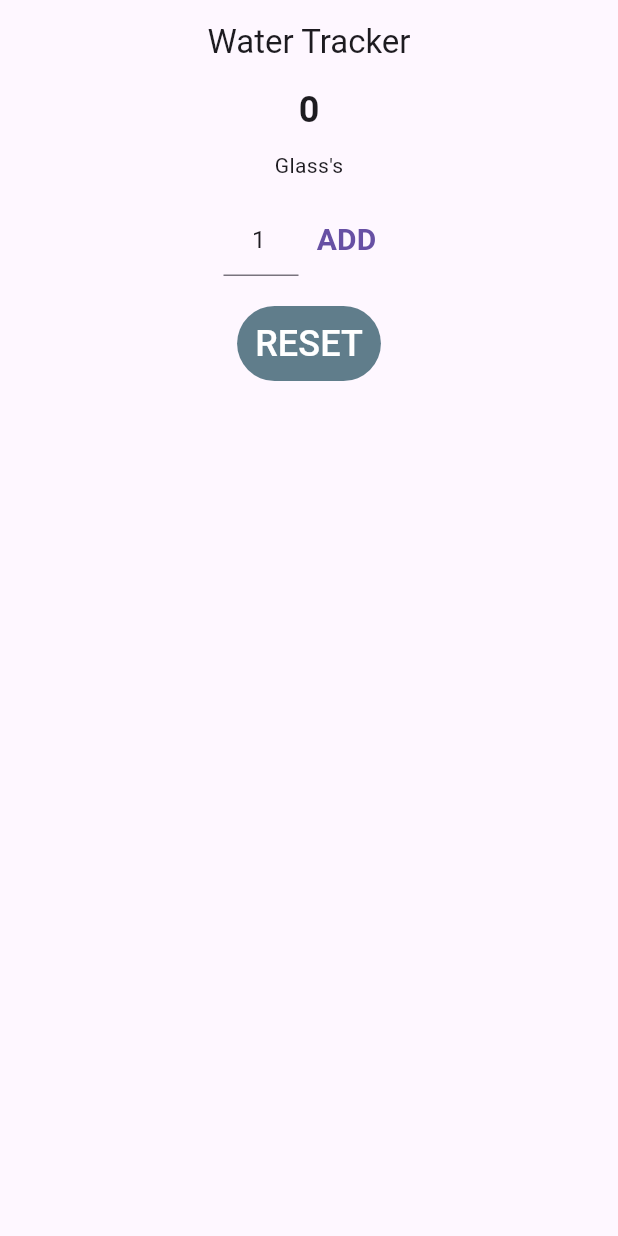
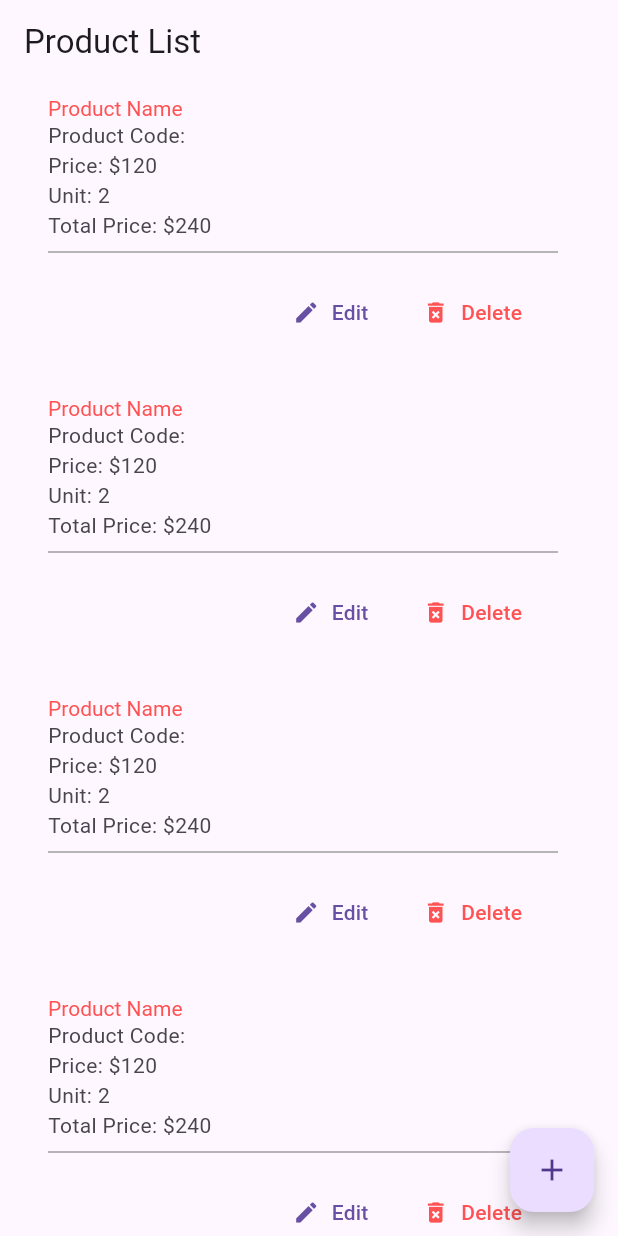
Before and after one commit to farshidalamevan/ostad_flutter_seven_flutter, a Flutter app: the screen it shows after launch, on a phone screen of 412 x 824 dp. Run offline on Flutter 3.47's test engine with Material 3 defaults, Android fonts, the light colour scheme and no system bars.

Commit message:
/// CRUD app UI

```diff
--- a/lib/app.dart
+++ b/lib/app.dart
@@ -1,13 +1,14 @@
 import 'package:flutter/material.dart';
-import 'package:ostad_flutter_seven_flutter/home_Screen.dart';
 
-class Module13Class1 extends StatelessWidget {
-  const Module13Class1({super.key});
+import 'product_list_screen.dart';
+
+class Module13Class3 extends StatelessWidget {
+  const Module13Class3({super.key});
 
   @override
   Widget build(BuildContext context) {
-    return MaterialApp(
-      home: HomeScreen(),
+    return const MaterialApp(
+      home: ProductListScreen(),
     );
   }
 }
--- a/lib/home_Screen.dart
+++ /dev/null
@@ -1,147 +0,0 @@
-import 'package:flutter/material.dart';
-
-class HomeScreen extends StatefulWidget {
-  const HomeScreen({super.key});
-
-  @override
-  State<HomeScreen> createState() => _HomeScreenState();
-}
-
-class _HomeScreenState extends State<HomeScreen> {
-  final TextEditingController _glassNoAddTEController =
-      TextEditingController(text: '1');
-
-  List<WaterTracker> waterTrackerList = [];
-
-  @override
-  Widget build(BuildContext context) {
-    return Scaffold(
-      appBar: AppBar(
-        title: const Text('Water Tracker'),
-        centerTitle: true,
-      ),
-      body: Column(
-        crossAxisAlignment: CrossAxisAlignment.center,
-        children: [
-          _buildWaterTrackerCounter(),
-          Expanded(
-            child: _buildWaterTrackerListView(),
-          ),
-        ],
-      ),
-    );
-  }
-
-  Widget _buildWaterTrackerListView() {
-    return ListView.separated(
-      itemCount: waterTrackerList.length,
-      itemBuilder: (context, index) {
-        final WaterTracker waterTracker = waterTrackerList[index];
-        return ListTile(
-          title: Text(
-              '${waterTracker.dateTime.hour}:${waterTracker.dateTime.minute}'),
-          subtitle: Text(
-              '${waterTracker.dateTime.day}-${waterTracker.dateTime.month}-${waterTracker.dateTime.year}'),
-          leading: CircleAvatar(child: Text('${waterTracker.noOfGlass}')),
-          trailing: IconButton(
-            onPressed: () => _onTapDeleteButton(index),
-            icon: const Icon(Icons.delete),
-          ),
-        );
-      },
-      separatorBuilder: (context, index) {
-        return const Divider();
-      },
-    );
-  }
-
-  Widget _buildWaterTrackerCounter() {
-    return Column(
-      children: [
-        Text(
-          getTotalGlassCount().toString(),
-          style: const TextStyle(
-            fontSize: 24,
-            fontWeight: FontWeight.bold,
-          ),
-        ),
-        const SizedBox(height: 10),
-        const Text("Glass's"),
-        const SizedBox(height: 16),
-        Row(
-          mainAxisAlignment: MainAxisAlignment.center,
-          children: [
-            SizedBox(
-              width: 50,
-              child: TextField(
-                textAlign: TextAlign.center,
-                keyboardType: TextInputType.number,
-                controller: _glassNoAddTEController,
-              ),
-            ),
-            TextButton(
-                onPressed: _addNewWaterTrack,
-                child: const Text(
-                  'ADD',
-                  style: TextStyle(
-                    fontSize: 20,
-                    fontWeight: FontWeight.bold,
-                  ),
-                )),
-          ],
-        ),
-        const SizedBox(height: 20),
-        TextButton(
-          onPressed: _clearAllData,
-          style: const ButtonStyle(
-              backgroundColor: WidgetStatePropertyAll(Colors.blueGrey),
-              foregroundColor: WidgetStatePropertyAll(Colors.white)),
-          child: const Text(
-            'RESET',
-            style: TextStyle(fontSize: 24),
-          ),
-        ),
-        const SizedBox(height: 16),
-      ],
-    );
-  }
-
-  int getTotalGlassCount() {
-    int counter = 0;
-    for (WaterTracker t in waterTrackerList) {
-      counter += t.noOfGlass;
-    }
-    return counter;
-  }
-
-  void _addNewWaterTrack() {
-    if (_glassNoAddTEController.text.isEmpty) {
-      _glassNoAddTEController.text = '1';
-    }
-
-    final int noOfGlass = int.tryParse(_glassNoAddTEController.text) ?? 1;
-    WaterTracker waterTracker = WaterTracker(
-      noOfGlass: noOfGlass,
-      dateTime: DateTime.now(),
-    );
-    waterTrackerList.add(waterTracker);
-    setState(() {});
-  }
-
-  void _clearAllData() {
-    waterTrackerList.clear();
-    setState(() {});
-  }
-
-  void _onTapDeleteButton(int index) {
-    waterTrackerList.removeAt(index);
-    setState(() {});
-  }
-}
-
-class WaterTracker {
-  final int noOfGlass;
-  final DateTime dateTime;
-
-  WaterTracker({required this.noOfGlass, required this.dateTime});
-}
--- /dev/null
+++ b/lib/product_item.dart
@@ -0,0 +1,49 @@
+import 'package:flutter/material.dart';
+import 'package:ostad_flutter_seven_flutter/update_product_item.dart';
+
+class ProductItem extends StatelessWidget {
+  const ProductItem({
+    super.key,
+  });
+
+  @override
+  Widget build(BuildContext context) {
+    return ListTile(
+      shape: RoundedRectangleBorder(borderRadius: BorderRadius.circular(16)),
+      title: const Text('Product Name'),
+      titleTextStyle: const TextStyle(color: Colors.redAccent),
+      subtitle: Column(
+        crossAxisAlignment: CrossAxisAlignment.start,
+        children: [
+          const Text('Product Code:'),
+          const Text('Price: \$120'),
+          const Text('Unit: 2'),
+          const Text('Total Price: \$240'),
+          const Divider(
+            color: Colors.grey,
+          ),
+          ButtonBar(
+            children: [
+              TextButton.icon(
+                onPressed: () {
+                  Navigator.push(context, MaterialPageRoute(builder: (context) {
+                    return const UpdateProduct();
+                  }));
+                },
+                icon: const Icon(Icons.edit),
+                label: const Text('Edit'),
+              ),
+              TextButton.icon(
+                onPressed: () {},
+                icon: const Icon(Icons.delete_forever),
+                label: const Text('Delete'),
+                style: const ButtonStyle(
+                    foregroundColor: WidgetStatePropertyAll(Colors.redAccent)),
+              ),
+            ],
+          )
+        ],
+      ),
+    );
+  }
+}
--- /dev/null
+++ b/lib/product_list_screen.dart
@@ -0,0 +1,41 @@
+import 'package:flutter/material.dart';
+import 'package:ostad_flutter_seven_flutter/add_new_product.dart';
+
+import 'product_item.dart';
+
+class ProductListScreen extends StatefulWidget {
+  const ProductListScreen({super.key});
+
+  @override
+  State<ProductListScreen> createState() => _ProductListScreenState();
+}
+
+class _ProductListScreenState extends State<ProductListScreen> {
+  @override
+  Widget build(BuildContext context) {
+    return Scaffold(
+      appBar: AppBar(
+        title: const Text('Product List'),
+      ),
+      body: Padding(
+        padding: const EdgeInsets.symmetric(horizontal: 16),
+        child: ListView.separated(
+          itemCount: 10,
+          itemBuilder: (context, index) {
+            return const ProductItem();
+          },
+          separatorBuilder: (context, index) {
+            return const SizedBox(
+              height: 8,
+            );
+          },
+        ),
+      ),
+      floatingActionButton: FloatingActionButton(onPressed: () {
+        Navigator.push(context, MaterialPageRoute(builder: (context) {
+          return const AddNewProduct();
+        }));
+      }, child: const Icon(Icons.add),),
+    );
+  }
+}
```
Also changed, not shown: lib/add_new_product.dart (added, +96 -0 lines), lib/main.dart (+5 -2 lines), lib/update_product_item.dart (added, +96 -0 lines).
